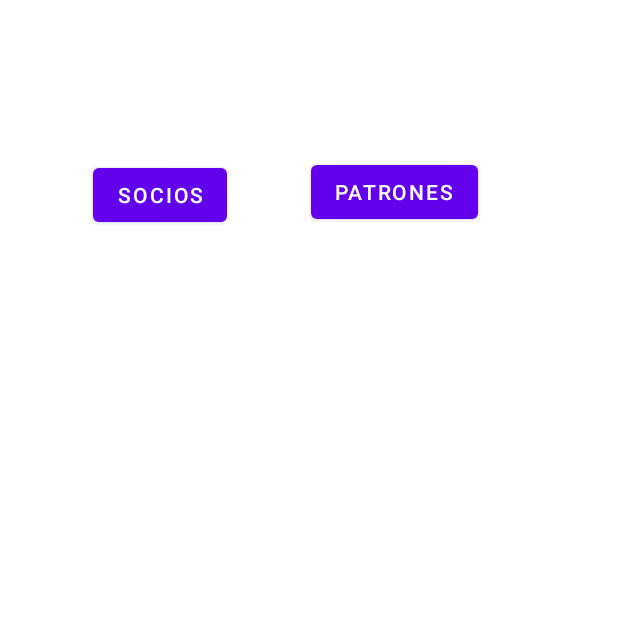
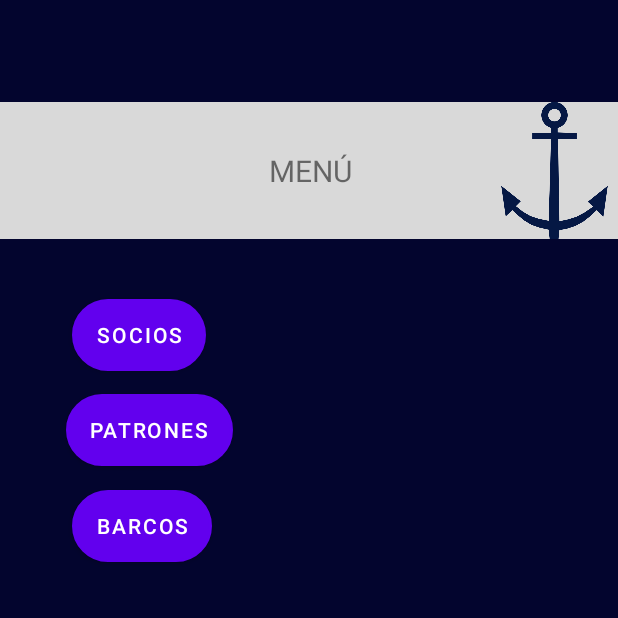
Before and after one commit to Brian1921/Front_Parc, an Android app: the admin_menu screen opened directly, with no data from a screen before it, on a phone screen of 412 x 824 dp, the top half of it. Run offline under Robolectric (Android 15) with nearby library versions, the phone set to English and light mode, and no system bars.

Commit message:
Menu_admin al 80% del front

```diff
--- /dev/null
+++ b/app/src/main/res/drawable/bordes.xml
@@ -0,0 +1,6 @@
+<?xml version="1.0" encoding="utf-8"?>
+<shape xmlns:android="http://schemas.android.com/apk/res/android">
+    <solid android:color="#D9D9D9"></solid>
+    <corners android:radius="30dp"></corners>
+    <stroke android:color="#E10E0E" android:width="2dp"></stroke>
+        </shape>
--- a/app/src/main/res/layout/activity_admin_menu.xml
+++ b/app/src/main/res/layout/activity_admin_menu.xml
@@ -1,28 +1,78 @@
 <?xml version="1.0" encoding="utf-8"?>
-<androidx.constraintlayout.widget.ConstraintLayout xmlns:android="http://schemas.android.com/apk/res/android"
+<androidx.constraintlayout.widget.ConstraintLayout
+    xmlns:android="http://schemas.android.com/apk/res/android"
     xmlns:app="http://schemas.android.com/apk/res-auto"
     xmlns:tools="http://schemas.android.com/tools"
     android:layout_width="match_parent"
     android:layout_height="match_parent"
-    tools:context=".admin_menu">
+    tools:context=".admin_menu"
+    android:background="#03052E">
+
+    <RelativeLayout
+        android:id="@+id/group_2"
+        android:layout_width="415dp"
+        android:layout_height="91dp"
+        android:layout_alignParentLeft="true"
+        android:layout_alignParentTop="true"
+        android:layout_marginTop="68dp"
+        android:background="#D9D9D9"
+        app:layout_constraintEnd_toEndOf="parent"
+        app:layout_constraintStart_toStartOf="parent"
+        app:layout_constraintTop_toTopOf="parent">
+
+        <TextView
+            android:id="@+id/textView7"
+            android:layout_width="wrap_content"
+            android:layout_height="wrap_content"
+            android:layout_centerHorizontal="true"
+            android:layout_centerVertical="true"
+            android:text="MENÚ"
+            android:textAlignment="textEnd"
+            android:textSize="20sp" />
+
+        <ImageView
+            android:id="@+id/imageView4"
+            android:layout_width="74dp"
+            android:layout_height="match_parent"
+            android:layout_alignLeft="@id/textView7"
+            android:layout_marginLeft="153dp"
+            app:srcCompat="@mipmap/logo" />
+
+    </RelativeLayout>
 
     <Button
         android:id="@+id/btnAdminSocios"
         android:layout_width="wrap_content"
         android:layout_height="wrap_content"
-        android:layout_marginStart="62dp"
-        android:layout_marginTop="106dp"
-        android:text="Socios"
+        android:layout_marginStart="48dp"
+        android:layout_marginTop="40dp"
+        android:background="@drawable/bordes"
+        android:text="SOCIOS"
         app:layout_constraintStart_toStartOf="parent"
-        app:layout_constraintTop_toTopOf="parent" />
+        app:layout_constraintTop_toBottomOf="@+id/group_2" />
+
+    <Button
+        android:id="@+id/btnAdminBarcos"
+        android:layout_width="wrap_content"
+        android:layout_height="wrap_content"
+        android:layout_marginStart="48dp"
+        android:layout_marginTop="16dp"
+        android:background="@drawable/bordes"
+        android:text="BARCOS"
+        app:layout_constraintStart_toStartOf="parent"
+        app:layout_constraintTop_toBottomOf="@+id/btnAdminPatrones" />
 
     <Button
         android:id="@+id/btnAdminPatrones"
         android:layout_width="wrap_content"
         android:layout_height="wrap_content"
-        android:layout_marginStart="56dp"
-        android:layout_marginTop="104dp"
-        android:text="Patrones"
-        app:layout_constraintStart_toEndOf="@+id/btnAdminSocios"
-        app:layout_constraintTop_toTopOf="parent" />
+        android:layout_marginStart="44dp"
+        android:layout_marginTop="15dp"
+        android:background="@drawable/bordes"
+        android:text="PATRONES"
+        app:layout_constraintStart_toStartOf="parent"
+        app:layout_constraintTop_toBottomOf="@+id/btnAdminSocios" />
+
+
+
 </androidx.constraintlayout.widget.ConstraintLayout>
```
Also changed, not shown: app/src/main/res/mipmap-mdpi/logo.jpg (added).
